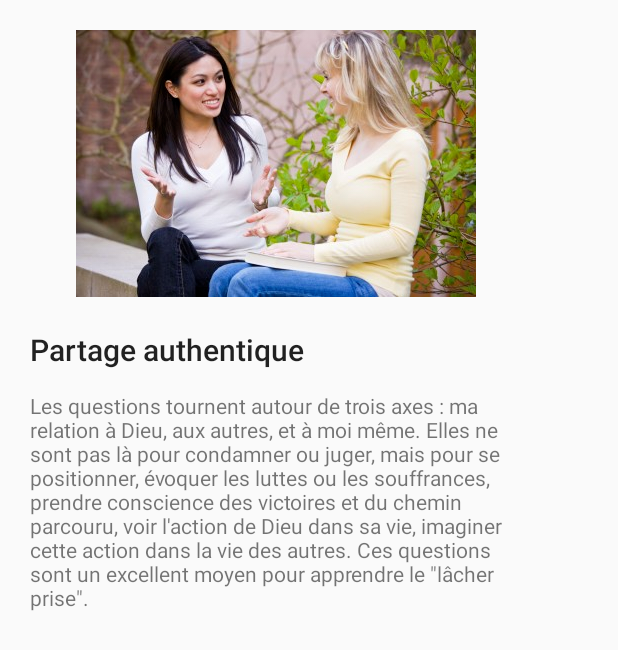
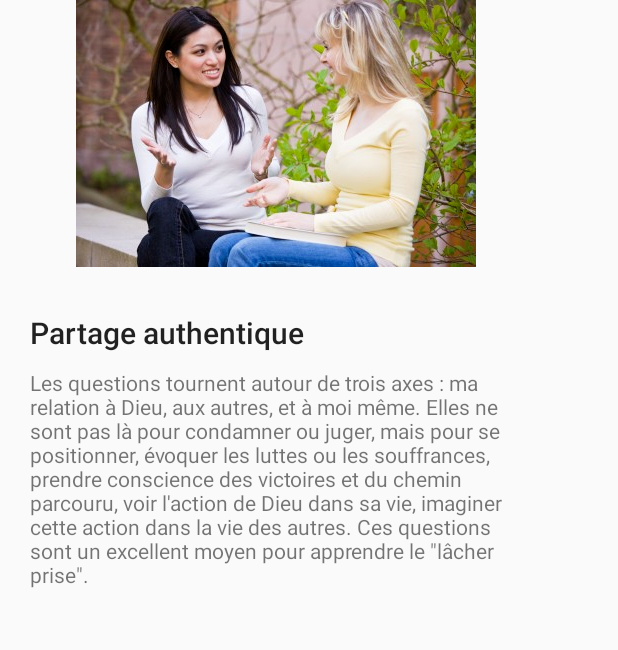
Before and after one commit to Nielugin/tilt_application, an Android app: the SharingActivity screen opened directly, with no data from a screen before it, on a phone screen of 412 x 824 dp. Shown: the top 650 px of the screen. Run offline under Robolectric (Android 15) with nearby library versions, the phone set to English and light mode, and no system bars.

```diff
--- a/MyGDCApplication/app/src/main/res/layout/activity_sharing.xml
+++ b/MyGDCApplication/app/src/main/res/layout/activity_sharing.xml
@@ -6,22 +6,22 @@
     android:layout_height="match_parent"
     tools:context="gdc.sud.ffja.advantiste.org.mygdcapplication.SharingActivity">
 
-    <RelativeLayout
+    <LinearLayout
         android:layout_width="368dp"
         android:layout_height="551dp"
-        android:layout_marginLeft="20dp"
-        android:layout_marginRight="20dp"
+        android:orientation="vertical"
         tools:layout_editor_absoluteX="8dp"
         tools:layout_editor_absoluteY="8dp">
 
         <ImageView
             android:id="@+id/imageView2"
-            android:layout_width="wrap_content"
+            android:layout_width="match_parent"
             android:layout_height="wrap_content"
             android:layout_alignParentTop="true"
             android:layout_centerHorizontal="true"
-            android:layout_marginTop="20dp"
-            app:srcCompat="@drawable/partage" />
+            app:srcCompat="@drawable/partage"
+            tools:layout_editor_absoluteX="43dp"
+            tools:layout_editor_absoluteY="-2dp" />
 
         <TextView
             android:id="@+id/textView"
@@ -31,15 +31,16 @@
             android:layout_alignParentRight="true"
             android:layout_below="@+id/imageView2"
             android:layout_marginLeft="@dimen/app_left_margin"
-            android:layout_marginRight="@dimen/app_right_margin"
-            android:layout_marginTop="21dp"
+            android:layout_marginTop="30dp"
             android:text="@string/sharing_title"
-            android:textAppearance="@style/TextAppearance.AppCompat.Title" />
+            android:textAppearance="@style/TextAppearance.AppCompat.Title"
+            tools:layout_editor_absoluteX="43dp"
+            tools:layout_editor_absoluteY="204dp" />
 
         <TextView
             android:id="@+id/editText"
-            android:layout_width="wrap_content"
-            android:layout_height="wrap_content"
+            android:layout_width="match_parent"
+            android:layout_height="169dp"
             android:layout_alignParentEnd="true"
             android:layout_alignParentLeft="true"
             android:layout_alignParentRight="true"
@@ -47,10 +48,13 @@
             android:layout_below="@+id/textView"
             android:layout_marginLeft="@dimen/app_left_margin"
             android:layout_marginRight="@dimen/app_right_margin"
-            android:layout_marginTop="14dp"
+            android:layout_marginTop="10dp"
             android:ems="10"
             android:inputType="none|textMultiLine"
-            android:text="@string/sharing_text" />
+            android:text="@string/sharing_text"
+            tools:layout_editor_absoluteX="49dp"
+            tools:layout_editor_absoluteY="228dp" />
 
-    </RelativeLayout>
+    </LinearLayout>
+
 </android.support.constraint.ConstraintLayout>
```
Also changed, not shown: MyGDCApplication/app/src/main/res/mipmap-hdpi/ic_launcher.png, MyGDCApplication/app/src/main/res/mipmap-mdpi/ic_launcher.png, MyGDCApplication/app/src/main/res/mipmap-xhdpi/ic_launcher.png, MyGDCApplication/app/src/main/res/mipmap-xxhdpi/ic_launcher.png, MyGDCApplication/app/src/main/res/mipmap-xxxhdpi/ic_launcher.png, 1 other file.
